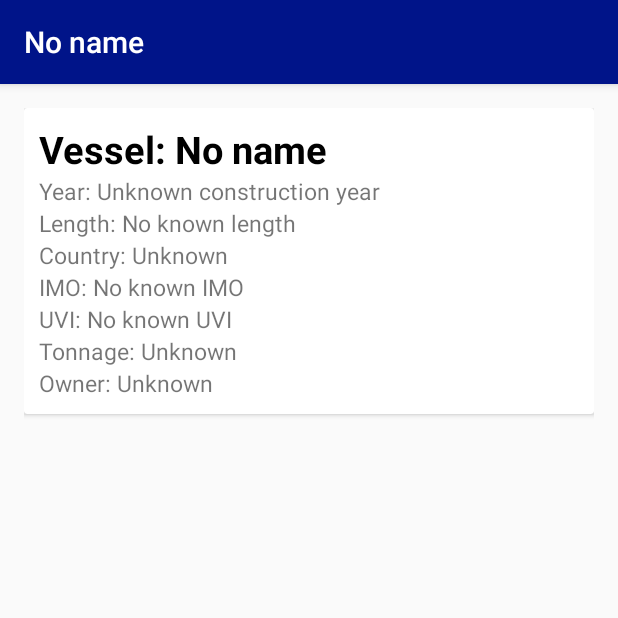
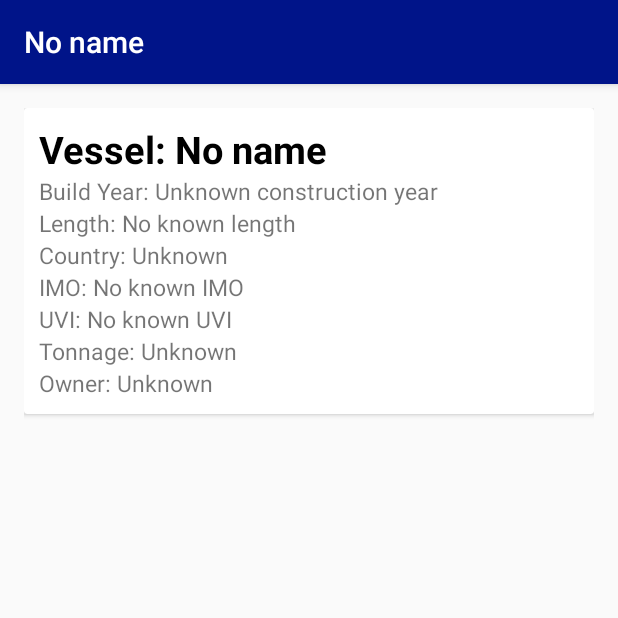
Before and after one commit to DarrienG/GoatFish-Android, an Android app: the ExpandedView screen opened directly, with no data from a screen before it, on a phone screen of 412 x 824 dp, the top half of it. Run offline under Robolectric (Android 15) with nearby library versions, the phone set to English and light mode, and no system bars; 10 statements that could not run were skipped.

Commit message:
Add build year

```diff
--- a/app/src/main/res/values/strings.xml
+++ b/app/src/main/res/values/strings.xml
@@ -21,7 +21,7 @@
     <!-- Row data. -->
     <string name="vessel_name">Vessel: %1$s</string>
     <string name="owner">Owner: %1$s</string>
-    <string name="year">Year: %1$s</string>
+    <string name="year">Build Year: %1$s</string>
     <string name="country">Country: %1$s</string>
     <string name="imo">IMO: %1$s</string>
     <string name="uvi">UVI: %1$s</string>
```
